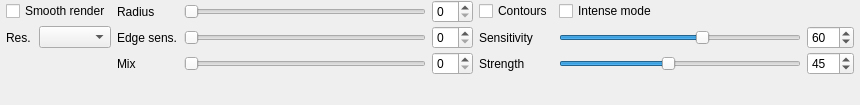
Before: the Qt Designer form src/gui/forms/toolbar_renderenhance.ui in open-scan-crew/OpenScanTools, drawn with Qt 5.
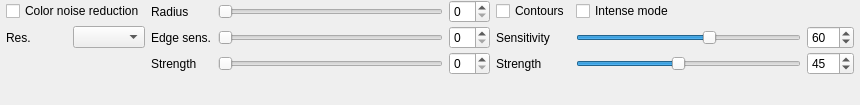
After: the same form once the commit is applied.

Commit message:
Replaced edge aware blur by edge aware on colors (#668)
* Replace edge-aware blur with color noise reduction pass (#663)

* Tune color noise reduction quality/perf for pass 2 (#664)

* Updated translationsApply requested UI/default tweaks for color-noise settings (#665)
Reorder Cartoon RGB in UI combo list

```diff
--- a/src/gui/forms/toolbar_renderenhance.ui
+++ b/src/gui/forms/toolbar_renderenhance.ui
@@ -32,7 +32,7 @@
    <item row="0" column="0" colspan="2">
     <widget class="QCheckBox" name="checkBox_edgeAwareBlur">
      <property name="text">
-      <string>Smooth render</string>
+      <string>Color noise reduction</string>
      </property>
     </widget>
    </item>
@@ -89,7 +89,7 @@
    <item row="2" column="2">
     <widget class="QLabel" name="label_mix">
      <property name="text">
-      <string>Mix</string>
+      <string>Strength</string>
      </property>
     </widget>
    </item>
```
Left out of the diff: 2 changed lines with no effect on the pictures. Lines whose indentation alone changed are shown as unchanged. The commit also changes 27 other files.
